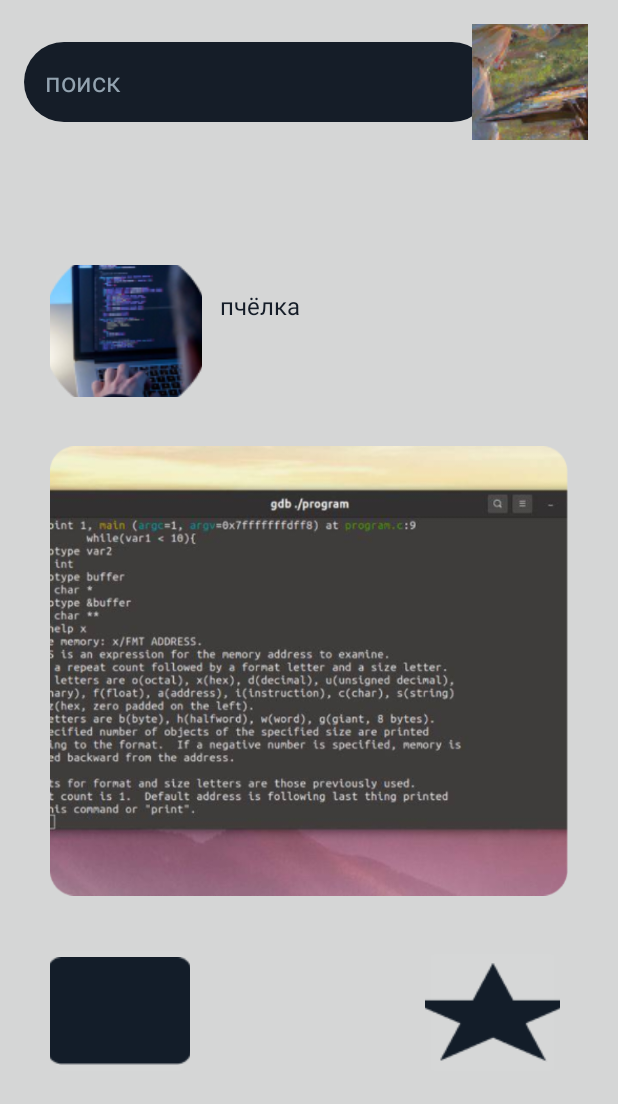
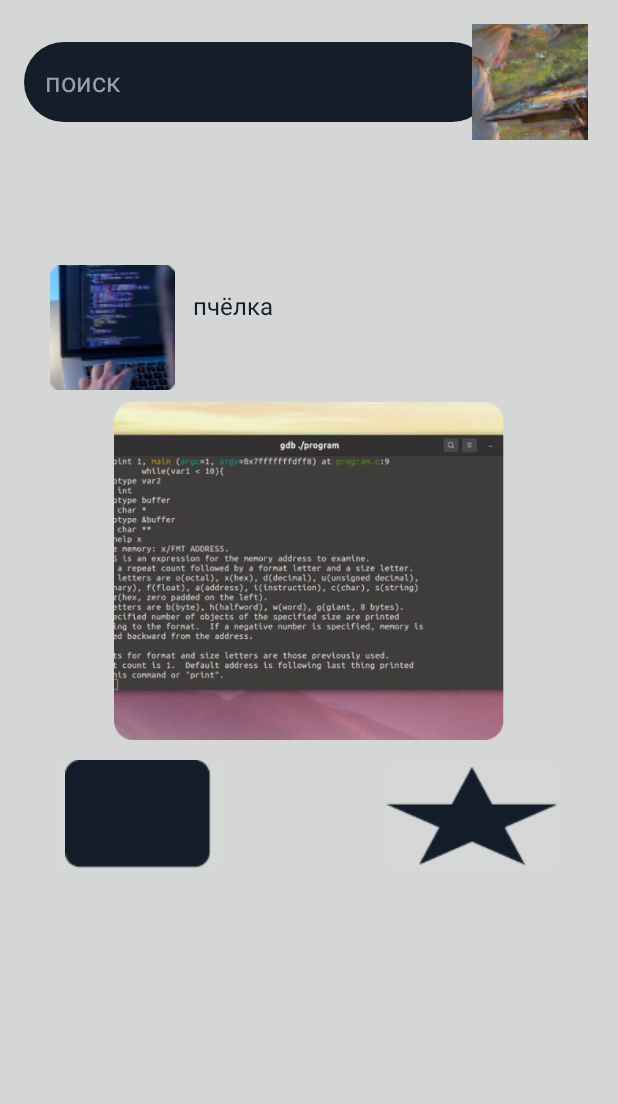
Before and after one commit to Aids1999/Project, an Android app: the Screen4Activity screen opened directly, with no data from a screen before it, after a tap on "BestProject", on a phone screen of 412 x 824 dp. Shown: the top 1104 px of the screen. Run offline under Robolectric (Android 15) with nearby library versions, the light colour scheme and no system bars.

Commit message:
Добавил отображение recyclerView для 3 и 4 экрана, на 4 есть посты продавца.

```diff
--- a/app/src/main/AndroidManifest.xml
+++ b/app/src/main/AndroidManifest.xml
@@ -42,7 +42,6 @@
                 android:name="android.app.lib_name"
                 android:value="" />
         </activity>
-        <activity android:name=".ThreeActivity" />
     </application>
 
 </manifest>
--- a/app/src/main/java/com/example/bestproject/Screen4Activity.java
+++ b/app/src/main/java/com/example/bestproject/Screen4Activity.java
@@ -1,18 +1,27 @@
 package com.example.bestproject;
 
 import androidx.appcompat.app.AppCompatActivity;
+import androidx.recyclerview.widget.RecyclerView;
 
 import android.content.Intent;
 import android.os.Bundle;
 import android.view.View;
 import android.widget.ImageButton;
 
+import java.util.ArrayList;
+import java.util.List;
+
 public class Screen4Activity extends AppCompatActivity {
+
+    List<UserListItem> userListItems = new ArrayList<UserListItem>();
 
     @Override
     protected void onCreate(Bundle savedInstanceState) {
         super.onCreate(savedInstanceState);
         setContentView(R.layout.screen4);
+
+        setInitialData();
+        RecyclerView recyclerView = findViewById(R.id.recycler);
 
         ImageButton imageButton = findViewById(R.id.back);
         {
@@ -25,5 +34,31 @@ public class Screen4Activity extends AppCompatActivity {
             };
             imageButton.setOnClickListener(goToSecondActivty);
         }
+
+
+
+        UserListItemAdapter.OnStateClickListener stateClickListener = new UserListItemAdapter.OnStateClickListener() {
+            @Override
+            public void onStateClick(UserListItem userListItem, int position) {
+                ImageButton imageButton = findViewById(R.id.Account);//название id не менять, при измене вылетает приложение
+                View.OnClickListener goToAccount = new View.OnClickListener() {
+                    @Override
+                    public void onClick(View v) {
+                        Intent intent = new Intent(Screen4Activity.this, Screen4Activity.class);
+                        startActivity(intent);
+                    }
+                };
+                imageButton.setOnClickListener(goToAccount);
+            }
+        };
+
+        UserListItemAdapter adapter = new UserListItemAdapter(this, userListItems, stateClickListener);
+
+        recyclerView.setAdapter(adapter);
+    }
+
+    private void setInitialData() {
+        userListItems.add( new UserListItem(R.drawable.img_2, R.drawable.img_3, "пчёлка"));
+        userListItems.add( new UserListItem(R.drawable.img_2, R.drawable.img_4, "пчёлка"));
     }
 }
--- a/app/src/main/java/com/example/bestproject/SecondActivty.java
+++ b/app/src/main/java/com/example/bestproject/SecondActivty.java
@@ -31,20 +31,20 @@ public class SecondActivty extends AppCompatActivity {
         ImageButton imageButton = findViewById(R.id.account);
         imageButton.setImageResource(R.drawable.img_5);
         {
-            View.OnClickListener goToComment = new View.OnClickListener() {
+            View.OnClickListener goToYourAccount = new View.OnClickListener() {
                 @Override
                 public void onClick(View v) {
                     Intent intent = new Intent(SecondActivty.this, Screen3Activity.class);
                     startActivity(intent);
                 }
             };
-            imageButton.setOnClickListener(goToComment);
+            imageButton.setOnClickListener(goToYourAccount);
         }
 
         UserListItemAdapter.OnStateClickListener stateClickListener = new UserListItemAdapter.OnStateClickListener() {
             @Override
             public void onStateClick(UserListItem userListItem, int position) {
-                ImageButton imageButton = findViewById(R.id.order);//название id не менять, при измене вылетает приложение
+                ImageButton imageButton = findViewById(R.id.Account);//название id не менять, при измене вылетает приложение
                 View.OnClickListener goToAccount = new View.OnClickListener() {
                     @Override
                     public void onClick(View v) {
--- a/app/src/main/res/layout/list_item.xml
+++ b/app/src/main/res/layout/list_item.xml
@@ -8,8 +8,8 @@
 
     <ImageButton
         android:id="@+id/Account"
-        android:layout_width="101dp"
-        android:layout_height="88dp"
+        android:layout_width="83dp"
+        android:layout_height="83dp"
         android:layout_marginStart="32dp"
         android:layout_marginTop="32dp"
         android:contentDescription="@string/app_name"
@@ -32,13 +32,12 @@
 
     <ImageView
         android:id="@+id/imageView"
-        android:layout_width="345dp"
-        android:layout_height="345dp"
+        android:layout_width="340dp"
+        android:layout_height="225dp"
         android:layout_marginStart="32dp"
-        android:layout_marginTop="10dp"
+        android:layout_marginTop="8dp"
         android:layout_marginEnd="32dp"
         app:layout_constraintEnd_toEndOf="parent"
-        app:layout_constraintHorizontal_bias="0.51"
         app:layout_constraintStart_toStartOf="parent"
         app:layout_constraintTop_toBottomOf="@+id/Account"
         app:srcCompat="@drawable/shape"
@@ -46,8 +45,8 @@
 
     <ImageButton
         android:id="@+id/order"
-        android:layout_width="93dp"
-        android:layout_height="92dp"
+        android:layout_width="117dp"
+        android:layout_height="82dp"
         android:layout_marginStart="32dp"
         android:layout_marginTop="8dp"
         app:layout_constraintStart_toStartOf="parent"
@@ -56,8 +55,8 @@
 
     <ImageButton
         android:id="@+id/review"
-        android:layout_width="90dp"
-        android:layout_height="90dp"
+        android:layout_width="117dp"
+        android:layout_height="82dp"
         android:layout_marginTop="10dp"
         android:layout_marginEnd="37dp"
         app:layout_constraintEnd_toEndOf="parent"
--- a/app/src/main/res/layout/screen3.xml
+++ b/app/src/main/res/layout/screen3.xml
@@ -105,6 +105,7 @@
         android:layout_width="409dp"
         android:layout_height="510dp"
         android:layout_marginTop="40dp"
+        app:layoutManager="androidx.recyclerview.widget.LinearLayoutManager"
         app:layout_constraintBottom_toBottomOf="parent"
         app:layout_constraintEnd_toEndOf="parent"
         app:layout_constraintStart_toStartOf="parent"
--- a/app/src/main/res/layout/screen4.xml
+++ b/app/src/main/res/layout/screen4.xml
@@ -118,6 +118,7 @@
         android:layout_width="409dp"
         android:layout_height="510dp"
         android:layout_marginTop="40dp"
+        app:layoutManager="androidx.recyclerview.widget.LinearLayoutManager"
         app:layout_constraintBottom_toBottomOf="parent"
         app:layout_constraintEnd_toEndOf="parent"
         app:layout_constraintStart_toStartOf="parent"
--- a/app/src/main/res/layout/screen5.xml
+++ b/app/src/main/res/layout/screen5.xml
@@ -104,6 +104,7 @@
         android:layout_width="409dp"
         android:layout_height="510dp"
         android:layout_marginTop="40dp"
+        app:layoutManager="androidx.recyclerview.widget.LinearLayoutManager"
         app:layout_constraintBottom_toBottomOf="parent"
         app:layout_constraintEnd_toEndOf="parent"
         app:layout_constraintStart_toStartOf="parent"
--- a/app/src/main/res/layout/screen6.xml
+++ b/app/src/main/res/layout/screen6.xml
@@ -118,6 +118,7 @@
         android:layout_width="409dp"
         android:layout_height="510dp"
         android:layout_marginTop="40dp"
+        app:layoutManager="androidx.recyclerview.widget.LinearLayoutManager"
         app:layout_constraintBottom_toBottomOf="parent"
         app:layout_constraintEnd_toEndOf="parent"
         app:layout_constraintStart_toStartOf="parent"
```
Also changed, not shown: app/src/main/java/com/example/bestproject/Screen3Activity.java (+7 -2 lines).
